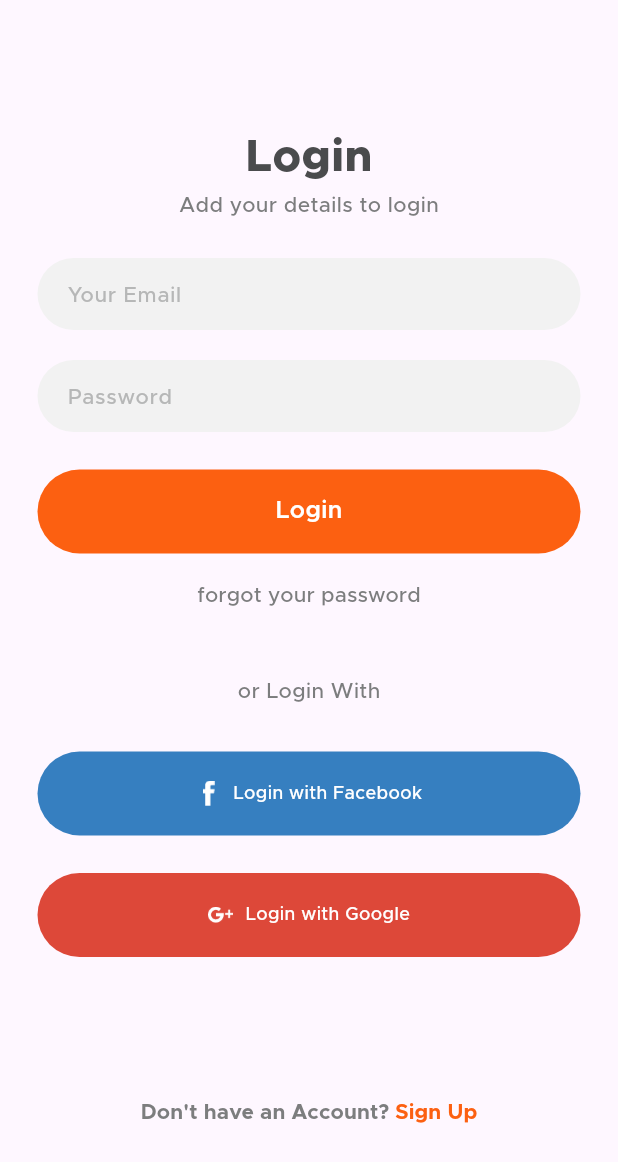
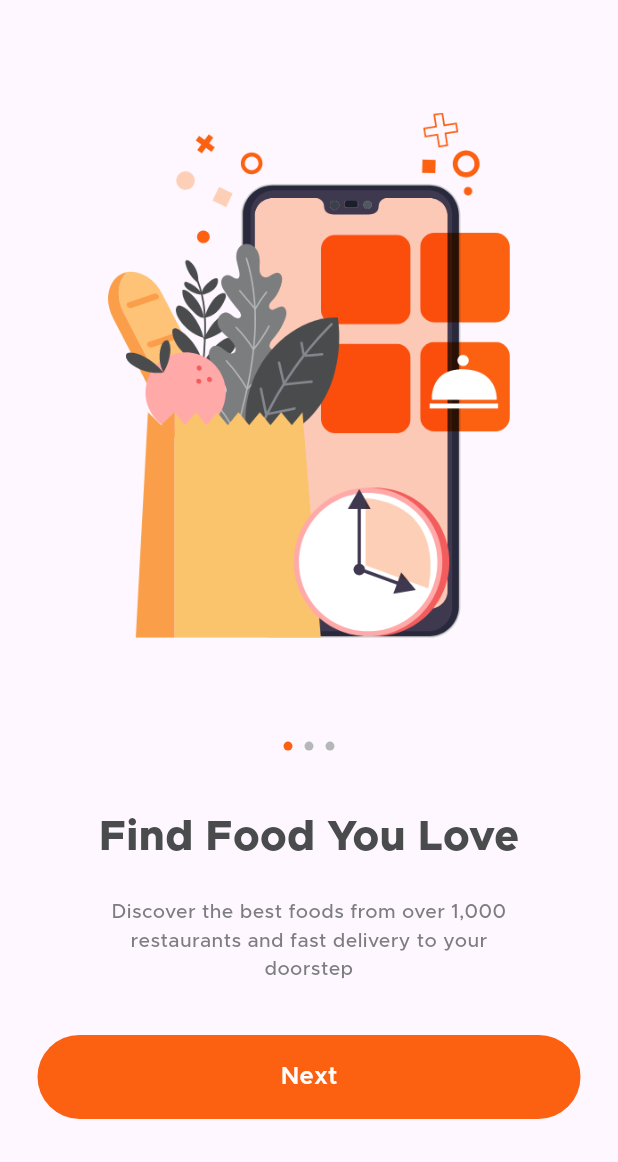
Before and after one commit to Suwas52/Food-Delivery-App-Frontend-UI-, a Flutter app: the LoginView screen opened directly, after a tap on "Login", on a phone screen of 412 x 824 dp. Shown: the top 1162 px of the screen. Run offline on Flutter 3.47's test engine with Material 3 defaults, Android fonts, the phone set to English and light mode, and no system bars; missing offline and left inert: otp_pin_field.

```diff
--- a/lib/main.dart
+++ b/lib/main.dart
@@ -32,7 +32,7 @@ class MyApp extends StatelessWidget {
         // This works for code too, not just values: Most code changes can be
         // tested with just a hot reload.
         colorScheme: ColorScheme.fromSeed(seedColor: Colors.deepPurple),
-        useMaterial3: true,
+        // useMaterial3: true,
       ),
       home: const StartupView(),
     );
--- a/lib/view/login/login_view.dart
+++ b/lib/view/login/login_view.dart
@@ -5,6 +5,7 @@ import 'package:frontend_ui/common_widget/round_icon_button.dart';
 import 'package:frontend_ui/common_widget/round_textfield.dart';
 import 'package:frontend_ui/view/login/reset_password_view.dart';
 import 'package:frontend_ui/view/login/sign_up_view.dart';
+import 'package:frontend_ui/view/on_boarding/on_boarding_view.dart';
 
 class LoginView extends StatefulWidget {
   const LoginView({super.key});
@@ -64,7 +65,9 @@ class _LoginViewState extends State<LoginView> {
               const SizedBox(
                 height: 25,
               ),
-              RoundButton(title: "Login", onPressed: () {}),
+              RoundButton(title: "Login", onPressed: () {
+                Navigator.push(context, MaterialPageRoute(builder: (context) => const OnBoardingView()));
+              }),
               const SizedBox(
                 height: 4,
               ),
--- /dev/null
+++ b/lib/view/on_boarding/on_boarding_view.dart
@@ -0,0 +1,158 @@
+import 'package:flutter/material.dart';
+import 'package:frontend_ui/common/color_extension.dart';
+import 'package:frontend_ui/common_widget/round_button.dart';
+
+import '../main_tabview/main_tabview.dart';
+
+class OnBoardingView extends StatefulWidget {
+  const OnBoardingView({super.key});
+
+  @override
+  State<OnBoardingView> createState() => _OnBoardingViewState();
+}
+
+class _OnBoardingViewState extends State<OnBoardingView> {
+  int selectPage = 0;
+  PageController controller = PageController();
+  List pageArr = [
+    {
+      "title": "Find Food You Love",
+      "subtitle":
+          "Discover the best foods from over 1,000\nrestaurants and fast delivery to your\ndoorstep",
+      "image": "assets/img/on_boarding_1.png",
+    },
+    {
+      "title": "Fast Delivery",
+      "subtitle": "Fast food delivery to your home, office\n wherever you are",
+      "image": "assets/img/on_boarding_2.png",
+    },
+    {
+      "title": "Live Tracking",
+      "subtitle":
+          "Real time tracking of your food on the app\nonce you placed the order",
+      "image": "assets/img/on_boarding_3.png",
+    },
+  ];
+
+  @override
+  void initState() {
+    // TODO: implement initState
+    super.initState();
+
+    controller.addListener(() {
+      setState(() {
+        selectPage = controller.page?.round() ?? 0;
+      });
+    });
+  }
+
+  @override
+  Widget build(BuildContext context) {
+    var media = MediaQuery.of(context).size;
+    return Scaffold(
+      body: Stack(
+        alignment: Alignment.center,
+        children: [
+          PageView.builder(
+              controller: controller,
+              itemCount: pageArr.length,
+              itemBuilder: ((context, index) {
+                var pObj = pageArr[index] as Map? ?? {};
+                return Column(
+                  mainAxisAlignment: MainAxisAlignment.center,
+                  mainAxisSize: MainAxisSize.min,
+                  children: [
+                    Container(
+                      width: media.width,
+                      height: media.width,
+                      alignment: Alignment.center,
+                      child: Image.asset(
+                        pObj["image"].toString(),
+                        width: media.width * 0.65,
+                        fit: BoxFit.contain,
+                      ),
+                    ),
+                    SizedBox(height: media.width * 0.2,),
+
+                    Text(
+                      pObj["title"].toString(),
+                      style: TextStyle(
+                          color: TColor.primaryText,
+                          fontSize: 28,
+                          fontWeight: FontWeight.w800),
+                    ),
+
+                    SizedBox(height: media.width * 0.05,),
+
+                    Text(
+                      pObj["subtitle"].toString(),
+                      style: TextStyle(
+                          color: TColor.secondaryText,
+                          fontSize: 13,
+                          fontWeight: FontWeight.w500),
+                          textAlign: TextAlign.center,
+                    ),
+
+                    SizedBox(height: media.width * 0.3,),
+                  ],
+                );
+              })),
+
+          Column(
+            crossAxisAlignment: CrossAxisAlignment.center,
+            children: [
+              SizedBox(
+                height: media.height * 0.6,
+              ),
+              Row(
+                mainAxisAlignment: MainAxisAlignment.center,
+                children: pageArr.map((e) {
+                  var index = pageArr.indexOf(e);
+
+                  return Container(
+                    margin: const EdgeInsets.symmetric(horizontal: 4),
+                    height: 6,
+                    width: 6,
+                    decoration: BoxDecoration(
+                        color: index == selectPage
+                            ? TColor.primary
+                            : TColor.placeholder,
+                        borderRadius: BorderRadius.circular(4)),
+                  );
+                }).toList(),
+              ),
+              SizedBox(
+                height: media.height * 0.23,
+              ),
+
+            Padding(
+              padding: const EdgeInsets.symmetric(horizontal: 25),
+              child: RoundButton(title: "Next", onPressed: () {
+                if(selectPage >= 2){
+                  // Home screen
+                  Navigator.push(
+                    context,
+                    MaterialPageRoute(
+                      builder: (context) => const MainTabView(),
+                    ),
+                  );
+                }else{
+                  //Next screen
+
+                  setState(() {
+                    selectPage = selectPage + 1;
+                    controller.animateToPage(selectPage, duration: const Duration(milliseconds: 500), curve: Curves.bounceInOut);
+                  });
+                }
+              }),
+            ),
+
+            SizedBox(height: media.width * 0.2,)
+          ],
+
+          ),
+        ],
+      ),
+    );
+  }
+}
```
Also changed, not shown: lib/common_widget/tab_button.dart (added, +42 -0 lines), lib/view/home/home_view.dart (added, +17 -0 lines), lib/view/main_tabview/main_tabview.dart (added, +124 -0 lines).
